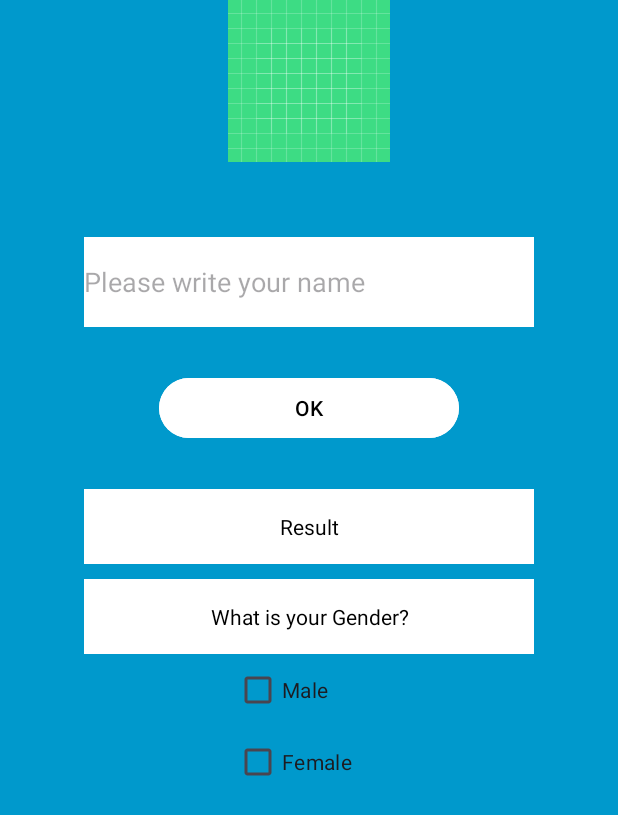
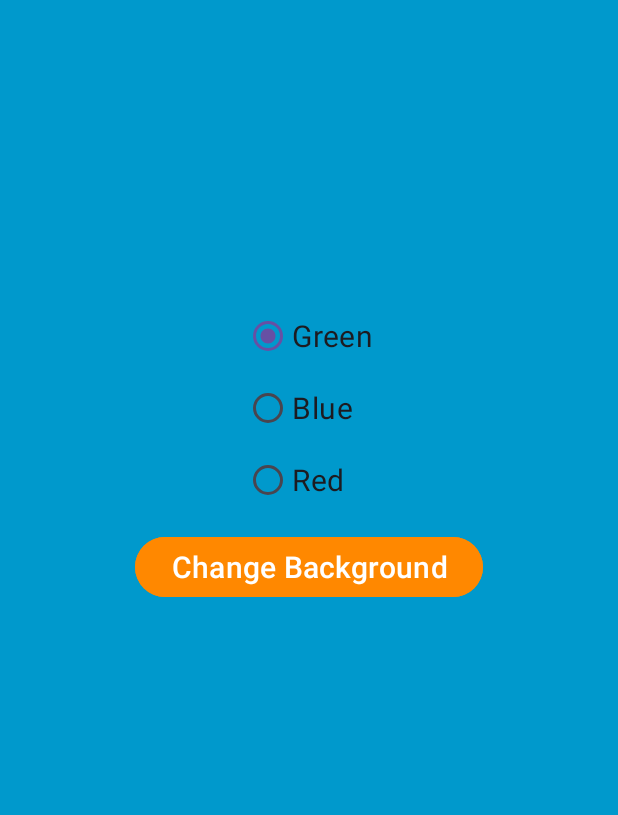
Before and after one commit to namansharma05/edit-text-android, an Android app: the screen it shows after launch (MainActivity), on a phone screen of 412 x 824 dp. Shown: the top 815 px of the screen. Run offline under Robolectric (Android 15) with nearby library versions, the phone set to English and light mode, and no system bars.

Commit message:
used radio button

```diff
--- a/app/src/main/java/com/example/edittexts/MainActivity.kt
+++ b/app/src/main/java/com/example/edittexts/MainActivity.kt
@@ -1,9 +1,13 @@
 package com.example.edittexts
 
+import android.graphics.Color
 import android.os.Bundle
+import android.provider.MediaStore.Audio.Radio
 import android.widget.Button
 import android.widget.CheckBox
 import android.widget.EditText
+import android.widget.LinearLayout
+import android.widget.RadioButton
 import android.widget.TextView
 import androidx.activity.enableEdgeToEdge
 import androidx.appcompat.app.AppCompatActivity
@@ -12,50 +16,71 @@ import androidx.core.view.WindowInsetsCompat
 
 class MainActivity : AppCompatActivity() {
 
-    lateinit var name: EditText
-    lateinit var ok: Button
-    lateinit var result: TextView
-    lateinit var genderText: TextView
-    lateinit var male: CheckBox
-    lateinit var female: CheckBox
+//    lateinit var name: EditText
+//    lateinit var ok: Button
+//    lateinit var result: TextView
+//    lateinit var genderText: TextView
+//    lateinit var male: CheckBox
+//    lateinit var female: CheckBox
+    lateinit var linearLayout: LinearLayout
+    lateinit var green : RadioButton
+    lateinit var blue : RadioButton
+    lateinit var red: RadioButton
+    lateinit var change: Button
 
     override fun onCreate(savedInstanceState: Bundle?) {
         super.onCreate(savedInstanceState)
         enableEdgeToEdge()
         setContentView(R.layout.activity_main)
-        ViewCompat.setOnApplyWindowInsetsListener(findViewById(R.id.main)) { v, insets ->
+        ViewCompat.setOnApplyWindowInsetsListener(findViewById(R.id.linearLayout)) { v, insets ->
             val systemBars = insets.getInsets(WindowInsetsCompat.Type.systemBars())
             v.setPadding(systemBars.left, systemBars.top, systemBars.right, systemBars.bottom)
             insets
         }
 
-        name = findViewById(R.id.editTextName)
-        ok = findViewById(R.id.buttonOk)
-        result = findViewById(R.id.textViewResult)
-        genderText = findViewById(R.id.textViewGender)
-        male = findViewById(R.id.checkBoxMale)
-        female = findViewById(R.id.checkBoxFemale)
+//        name = findViewById(R.id.editTextName)
+//        ok = findViewById(R.id.buttonOk)
+//        result = findViewById(R.id.textViewResult)
+//        genderText = findViewById(R.id.textViewGender)
+//        male = findViewById(R.id.checkBoxMale)
+//        female = findViewById(R.id.checkBoxFemale)
+//
+//        ok.setOnClickListener {
+//            var username: String = name.text.toString()
+//            result.setText("Your name is " + username)
+//        }
+//
+//        male.setOnClickListener {
+//            if(male.isChecked) {
+//                genderText.text = "You are Male"
+//                female.isChecked = false
+//            } else {
+//                genderText.text = "What is your Gender?"
+//            }
+//        }
+//
+//        female.setOnClickListener {
+//            if(female.isChecked) {
+//                genderText.text = "You are Female"
+//                male.isChecked = false
+//            } else {
+//                genderText.text = "What is your Gender?"
+//            }
+//        }
 
-        ok.setOnClickListener {
-            var username: String = name.text.toString()
-            result.setText("Your name is " + username)
-        }
+        linearLayout = findViewById(R.id.linearLayout)
+        green = findViewById(R.id.radioButtonGreen)
+        blue = findViewById(R.id.radioButtonBlue)
+        red = findViewById(R.id.radioButtonRed)
+        change = findViewById(R.id.buttonChangeBackground)
 
-        male.setOnClickListener {
-            if(male.isChecked) {
-                genderText.text = "You are Male"
-                female.isChecked = false
+        change.setOnClickListener {
+            if(green.isChecked) {
+                linearLayout.setBackgroundColor(Color.GREEN)
+            } else if(blue.isChecked) {
+                linearLayout.setBackgroundColor(Color.BLUE)
             } else {
-                genderText.text = "What is your Gender?"
-            }
-        }
-
-        female.setOnClickListener {
-            if(female.isChecked) {
-                genderText.text = "You are Female"
-                male.isChecked = false
-            } else {
-                genderText.text = "What is your Gender?"
+                linearLayout.setBackgroundColor(Color.RED)
             }
         }
     }
--- a/app/src/main/res/layout/activity_main.xml
+++ b/app/src/main/res/layout/activity_main.xml
@@ -2,7 +2,7 @@
 <LinearLayout xmlns:android="http://schemas.android.com/apk/res/android"
     xmlns:app="http://schemas.android.com/apk/res-auto"
     xmlns:tools="http://schemas.android.com/tools"
-    android:id="@+id/main"
+    android:id="@+id/linearLayout"
     android:layout_width="match_parent"
     android:layout_height="match_parent"
     android:background="@android:color/holo_blue_dark"
@@ -11,63 +11,98 @@
     tools:context=".MainActivity">
 
 
-    <ImageView
-        android:id="@+id/imageViewAndroid"
-        android:layout_width="match_parent"
+<!--    <ImageView-->
+<!--        android:id="@+id/imageViewAndroid"-->
+<!--        android:layout_width="match_parent"-->
+<!--        android:layout_height="wrap_content"-->
+<!--        android:scaleType="center"-->
+<!--        app:srcCompat="@drawable/ic_launcher_background" />-->
+
+<!--    <EditText-->
+<!--        android:id="@+id/editTextName"-->
+<!--        android:layout_width="300dp"-->
+<!--        android:layout_height="60dp"-->
+<!--        android:layout_marginTop="50dp"-->
+<!--        android:background="@color/white"-->
+<!--        android:ems="10"-->
+<!--        android:hint="Please write your name"-->
+<!--        android:inputType="text"-->
+<!--        android:textColor="@color/black" />-->
+
+<!--    <Button-->
+<!--        android:id="@+id/buttonOk"-->
+<!--        android:layout_width="200dp"-->
+<!--        android:layout_height="wrap_content"-->
+<!--        android:layout_marginTop="30dp"-->
+<!--        android:backgroundTint="@color/white"-->
+<!--        android:text="OK"-->
+<!--        android:textColor="@color/black" />-->
+
+<!--    <TextView-->
+<!--        android:id="@+id/textViewResult"-->
+<!--        android:layout_width="300dp"-->
+<!--        android:layout_height="50dp"-->
+<!--        android:layout_marginTop="30dp"-->
+<!--        android:background="@color/white"-->
+<!--        android:gravity="center"-->
+<!--        android:text="Result"-->
+<!--        android:textColor="@color/black" />-->
+
+<!--    <TextView-->
+<!--        android:id="@+id/textViewGender"-->
+<!--        android:layout_width="300dp"-->
+<!--        android:layout_height="50dp"-->
+<!--        android:layout_marginTop="10dp"-->
+<!--        android:background="@color/white"-->
+<!--        android:gravity="center"-->
+<!--        android:text="What is your Gender?"-->
+<!--        android:textColor="@color/black" />-->
+
+<!--    <CheckBox-->
+<!--        android:id="@+id/checkBoxMale"-->
+<!--        android:layout_width="100dp"-->
+<!--        android:layout_height="wrap_content"-->
+<!--        android:text="Male" />-->
+
+<!--    <CheckBox-->
+<!--        android:id="@+id/checkBoxFemale"-->
+<!--        android:layout_width="100dp"-->
+<!--        android:layout_height="wrap_content"-->
+<!--        android:text="Female" />-->
+
+    <RadioGroup
+        android:layout_width="wrap_content"
         android:layout_height="wrap_content"
-        android:scaleType="center"
-        app:srcCompat="@drawable/ic_launcher_background" />
-
-    <EditText
-        android:id="@+id/editTextName"
-        android:layout_width="300dp"
-        android:layout_height="60dp"
-        android:layout_marginTop="50dp"
-        android:background="@color/white"
-        android:ems="10"
-        android:hint="Please write your name"
-        android:inputType="text"
-        android:textColor="@color/black" />
-
+        android:id="@+id/radioGroup"
+        android:layout_marginTop="200dp">
+        <RadioButton
+            android:layout_width="wrap_content"
+            android:layout_height="wrap_content"
+            android:text="Green"
+            android:id="@+id/radioButtonGreen"
+            android:textSize="20sp"
+            android:checked="true"/>
+        <RadioButton
+            android:layout_width="wrap_content"
+            android:layout_height="wrap_content"
+            android:text="Blue"
+            android:id="@+id/radioButtonBlue"
+            android:textSize="20sp"/>
+        <RadioButton
+            android:layout_width="wrap_content"
+            android:layout_height="wrap_content"
+            android:text="Red"
+            android:id="@+id/radioButtonRed"
+            android:textSize="20sp"/>
+    </RadioGroup>
     <Button
-        android:id="@+id/buttonOk"
-        android:layout_width="200dp"
+        android:layout_width="wrap_content"
         android:layout_height="wrap_content"
-        android:layout_marginTop="30dp"
-        android:backgroundTint="@color/white"
-        android:text="OK"
-        android:textColor="@color/black" />
-
-    <TextView
-        android:id="@+id/textViewResult"
-        android:layout_width="300dp"
-        android:layout_height="50dp"
-        android:layout_marginTop="30dp"
-        android:background="@color/white"
-        android:gravity="center"
-        android:text="Result"
-        android:textColor="@color/black" />
-
-    <TextView
-        android:id="@+id/textViewGender"
-        android:layout_width="300dp"
-        android:layout_height="50dp"
+        android:text="Change Background"
+        android:textAllCaps="false"
+        android:textSize="20sp"
+        android:backgroundTint="@android:color/holo_orange_dark"
         android:layout_marginTop="10dp"
-        android:background="@color/white"
-        android:gravity="center"
-        android:text="What is your Gender?"
-        android:textColor="@color/black" />
-
-    <CheckBox
-        android:id="@+id/checkBoxMale"
-        android:layout_width="100dp"
-        android:layout_height="wrap_content"
-        android:text="Male" />
-
-    <CheckBox
-        android:id="@+id/checkBoxFemale"
-        android:layout_width="100dp"
-        android:layout_height="wrap_content"
-        android:text="Female" />
+        android:id="@+id/buttonChangeBackground"/>
 
 </LinearLayout>
```
